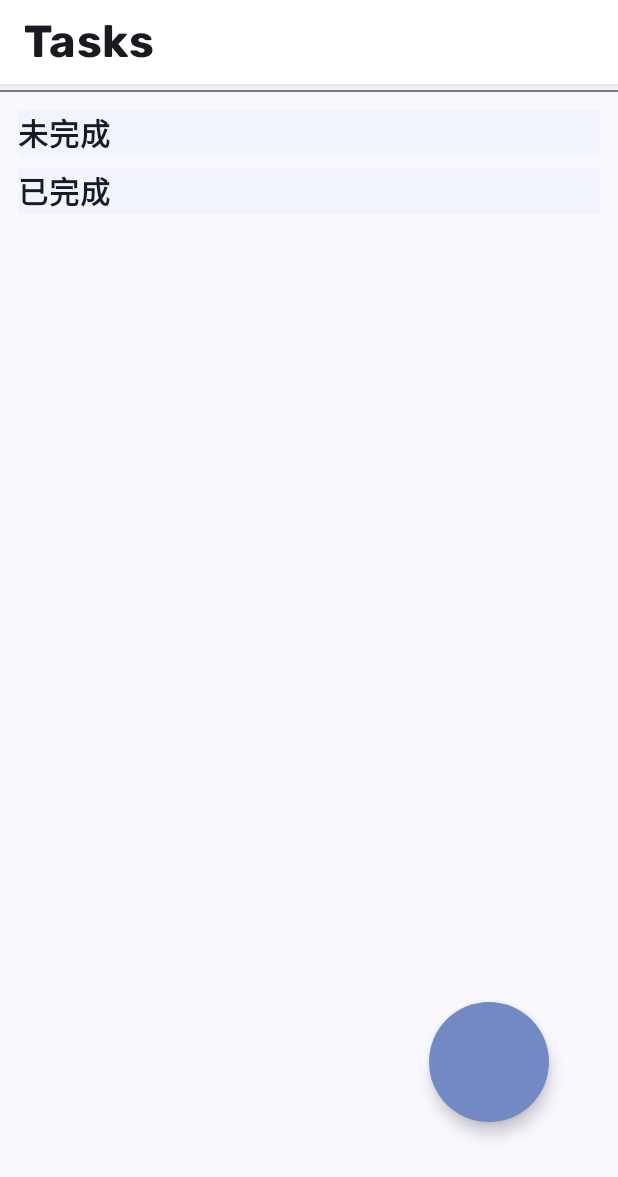
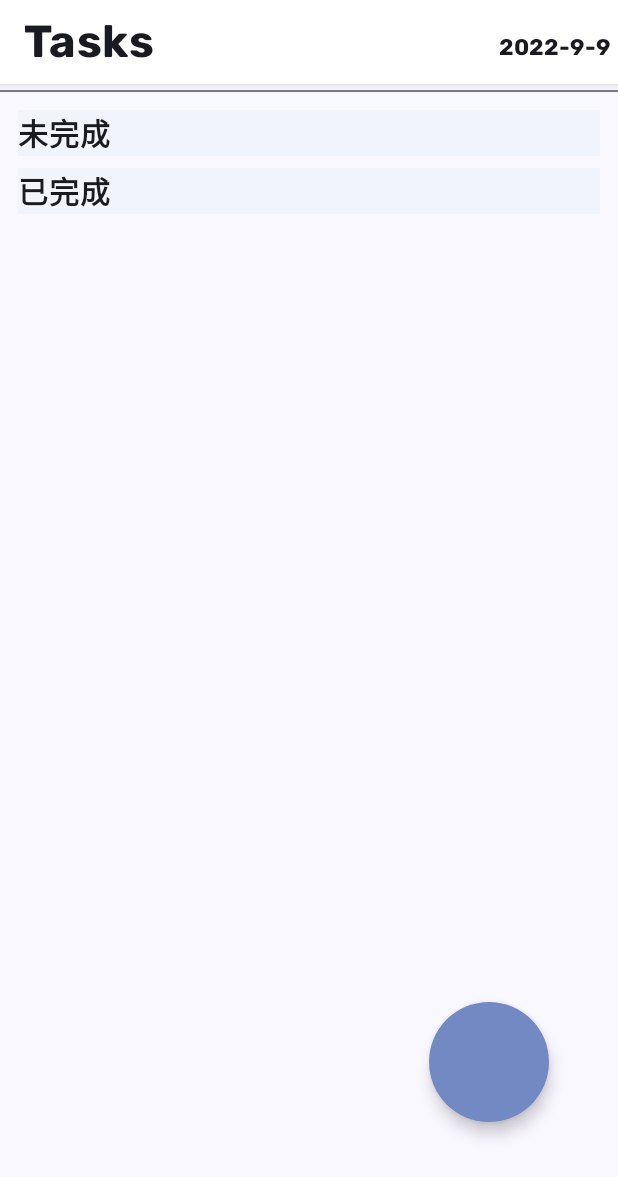
Before and after one commit to QYY542/MyExample, an Android app built with Jetpack Compose: the screen it shows after launch (MainActivity), on a phone screen of 412 x 824 dp. Shown: the top 1177 px of the screen. Run offline under Robolectric (Android 15) with nearby library versions, the phone set to English and light mode, and no system bars; our stand-ins replace Dagger/Hilt's generated code, Room's generated code, accompanist.

Commit message:
修改Tasks前的改动

```diff
--- a/app/src/main/java/com/myexample/presentation/MyScreen.kt
+++ b/app/src/main/java/com/myexample/presentation/MyScreen.kt
@@ -319,6 +319,11 @@ fun MyScreen(
 //                                    replay = true
                                             offState = IntOffset(offState.x - 250, offState.y - 250)
                                         }
+                                        //关闭添加窗口
+                                        coroutineScope.launch {
+                                            sheetState.animateTo(ModalBottomSheetValue.Hidden)
+                                        }
+
 
                                     },
                                     onDragEnd = {
--- a/app/src/main/java/com/myexample/presentation/note/AppTaskBottomSheetContent.kt
+++ b/app/src/main/java/com/myexample/presentation/note/AppTaskBottomSheetContent.kt
@@ -104,7 +104,8 @@ fun AddTaskBottomSheetContent(
                 text = "Add Task",
                 style = MaterialTheme.typography.h5
             )
-            Button(onClick = {
+            Button(
+                onClick = {
                     if (date.equals("")) {
                         date = currentTime.formatTime()
                     }
@@ -125,9 +126,12 @@ fun AddTaskBottomSheetContent(
                     coroutineScope.launch {
                         sheetState.hide()
                     }
-            }, modifier = Modifier.height(25.dp)) {
+                }, modifier = Modifier
+                    .height(30.dp),
+                shape = RoundedCornerShape(10.dp)
+            ) {
                 Text(
-                    text = "Add Task"
+                    text = "Add"
                 )
             }
         }
@@ -151,6 +155,7 @@ fun AddTaskBottomSheetContent(
             shape = RoundedCornerShape(15.dp),
             modifier = Modifier
                 .fillMaxWidth()
+                .height(150.dp)
         )
         Spacer(Modifier.height(12.dp))
         PriorityTabRow(
@@ -159,7 +164,7 @@ fun AddTaskBottomSheetContent(
             onChange = { priority = it }
         )
 
-        Spacer(Modifier.height(300.dp))
+        Spacer(Modifier.height(320.dp))
 
 
     }
--- a/app/src/main/java/com/myexample/presentation/note/NoteHome.kt
+++ b/app/src/main/java/com/myexample/presentation/note/NoteHome.kt
@@ -29,6 +29,7 @@ import com.mhss.app.mybrain.presentation.tasks.AddTaskBottomSheetContent
 import com.myexample.R
 import com.myexample.data.MyData.MyData
 import com.myexample.utils.constant
+import com.myexample.utils.currentTime
 import kotlinx.coroutines.launch
 
 /*
@@ -56,6 +57,10 @@ fun NoteHome(
         it.complete && it.date == constant.currTime
     }
 
+    var showDataPicker by remember {
+        mutableStateOf(false)
+    }
+
 
     LaunchedEffect(key1 = refresh) {
         taskToDo = state.filter {
@@ -72,12 +77,29 @@ fun NoteHome(
         topBar = {
             TopAppBar(
                 title = {
+                    Row(Modifier.fillMaxWidth(), horizontalArrangement = Arrangement.SpaceBetween) {
                         Text(
                             text = "Tasks",
                             fontFamily = FontFamily(Font(R.font.rubik_bold)),
                             fontSize = 30.sp,
                             fontWeight = FontWeight.Bold,
                         )
+
+                        Column(Modifier) {
+                            Spacer(modifier = Modifier.height(10.dp))
+                            Text(
+                                text = currentTime.formatTime(),
+                                fontFamily = FontFamily(Font(R.font.rubik_bold)),
+                                fontSize = 15.sp,
+                                fontWeight = FontWeight.Bold,
+                                modifier = Modifier.clickable {
+
+                                }
+                            )
+                        }
+
+                    }
+
                 },
                 backgroundColor = Color.White
 
```
Also changed, not shown: app/src/main/java/com/myexample/presentation/note/NoteCard.kt (+10 -11 lines), app/src/main/res/drawable/ic_delete.xml (added, +9 -0 lines). Lines whose indentation alone changed are shown as unchanged.
